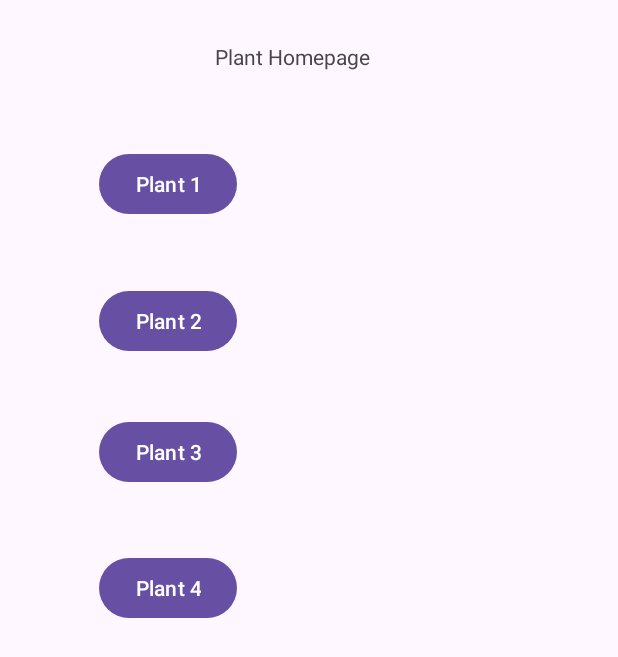
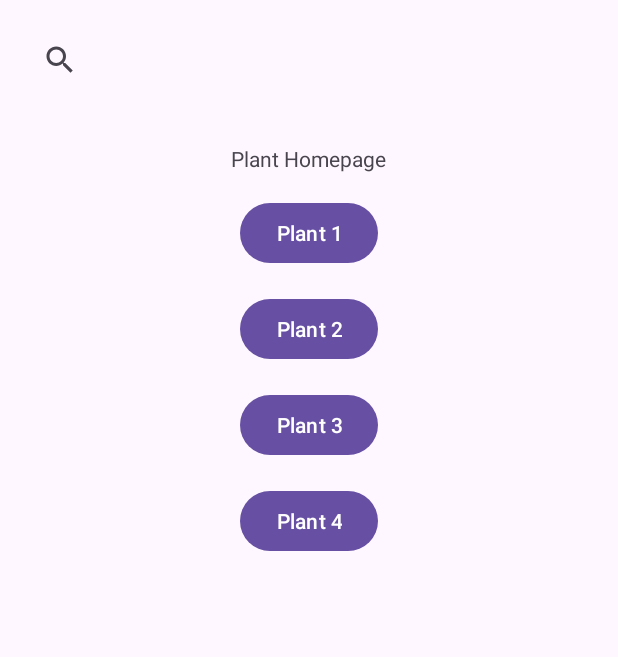
Before and after one commit to Mvargas64/Mobile-Computing---Project01, an Android app: the screen it shows after launch (MainActivity), on a phone screen of 412 x 824 dp. Shown: the top 657 px of the screen. Run offline under Robolectric (Android 15) with nearby library versions, the phone set to English and light mode, and no system bars.

Commit message:
Added search bar on main activity

```diff
--- a/app/src/main/res/layout/activity_main.xml
+++ b/app/src/main/res/layout/activity_main.xml
@@ -1,68 +1,60 @@
 <?xml version="1.0" encoding="utf-8"?>
-<androidx.constraintlayout.widget.ConstraintLayout xmlns:android="http://schemas.android.com/apk/res/android"
-    xmlns:app="http://schemas.android.com/apk/res-auto"
+<RelativeLayout xmlns:android="http://schemas.android.com/apk/res/android"
     xmlns:tools="http://schemas.android.com/tools"
     android:layout_width="match_parent"
     android:layout_height="match_parent"
     tools:context=".MainActivity">
 
+    <SearchView
+        android:id="@+id/searchView"
+        android:layout_width="match_parent"
+        android:layout_height="wrap_content"
+        android:layout_margin="16dp"
+        android:queryHint="Search here"/>
+
     <TextView
         android:id="@+id/textView"
+        android:layout_below="@id/searchView"
         android:layout_width="wrap_content"
         android:layout_height="wrap_content"
         android:text="Plant Homepage"
-        app:layout_constraintBottom_toBottomOf="parent"
-        app:layout_constraintEnd_toEndOf="parent"
-        app:layout_constraintHorizontal_bias="0.464"
-        app:layout_constraintStart_toStartOf="parent"
-        app:layout_constraintTop_toTopOf="parent"
-        app:layout_constraintVertical_bias="0.035" />
+        android:layout_marginTop="16dp"
+        android:layout_centerHorizontal="true"/>
 
     <Button
         android:id="@+id/button"
+        android:layout_below="@id/textView"
         android:layout_width="wrap_content"
         android:layout_height="wrap_content"
         android:text="Plant 1"
-        app:layout_constraintBottom_toBottomOf="parent"
-        app:layout_constraintEnd_toEndOf="parent"
-        app:layout_constraintHorizontal_bias="0.206"
-        app:layout_constraintStart_toStartOf="parent"
-        app:layout_constraintTop_toTopOf="parent"
-        app:layout_constraintVertical_bias="0.127" />
+        android:layout_marginTop="16dp"
+        android:layout_centerHorizontal="true"/>
 
     <Button
         android:id="@+id/button2"
+        android:layout_below="@id/button"
         android:layout_width="wrap_content"
         android:layout_height="wrap_content"
         android:text="Plant 2"
-        app:layout_constraintBottom_toBottomOf="parent"
-        app:layout_constraintEnd_toEndOf="parent"
-        app:layout_constraintHorizontal_bias="0.206"
-        app:layout_constraintStart_toStartOf="parent"
-        app:layout_constraintTop_toTopOf="parent"
-        app:layout_constraintVertical_bias="0.245" />
+        android:layout_marginTop="16dp"
+        android:layout_centerHorizontal="true"/>
 
     <Button
         android:id="@+id/button3"
+        android:layout_below="@id/button2"
         android:layout_width="wrap_content"
         android:layout_height="wrap_content"
         android:text="Plant 3"
-        app:layout_constraintBottom_toBottomOf="parent"
-        app:layout_constraintEnd_toEndOf="parent"
-        app:layout_constraintHorizontal_bias="0.206"
-        app:layout_constraintStart_toStartOf="parent"
-        app:layout_constraintTop_toTopOf="parent"
-        app:layout_constraintVertical_bias="0.357" />
+        android:layout_marginTop="16dp"
+        android:layout_centerHorizontal="true"/>
 
     <Button
         android:id="@+id/button4"
+        android:layout_below="@id/button3"
         android:layout_width="wrap_content"
         android:layout_height="wrap_content"
         android:text="Plant 4"
-        app:layout_constraintBottom_toBottomOf="parent"
-        app:layout_constraintEnd_toEndOf="parent"
-        app:layout_constraintHorizontal_bias="0.206"
-        app:layout_constraintStart_toStartOf="parent"
-        app:layout_constraintTop_toTopOf="parent"
-        app:layout_constraintVertical_bias="0.474" />
-</androidx.constraintlayout.widget.ConstraintLayout>
+        android:layout_marginTop="16dp"
+        android:layout_centerHorizontal="true"/>
+
+</RelativeLayout>
```
